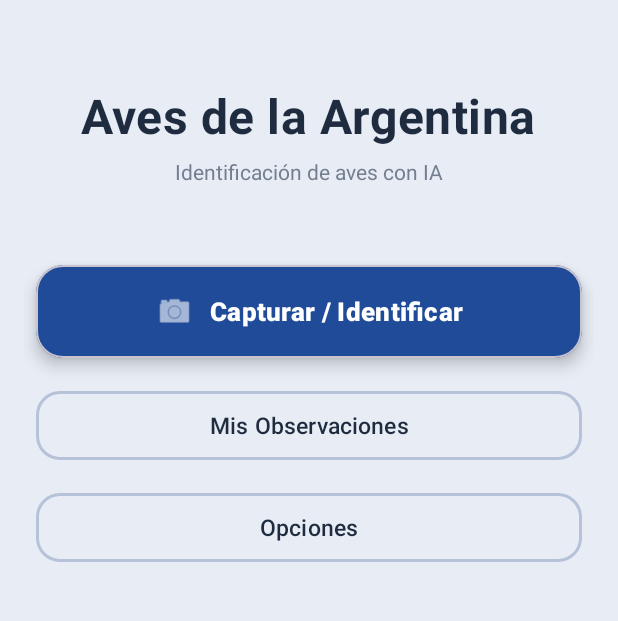
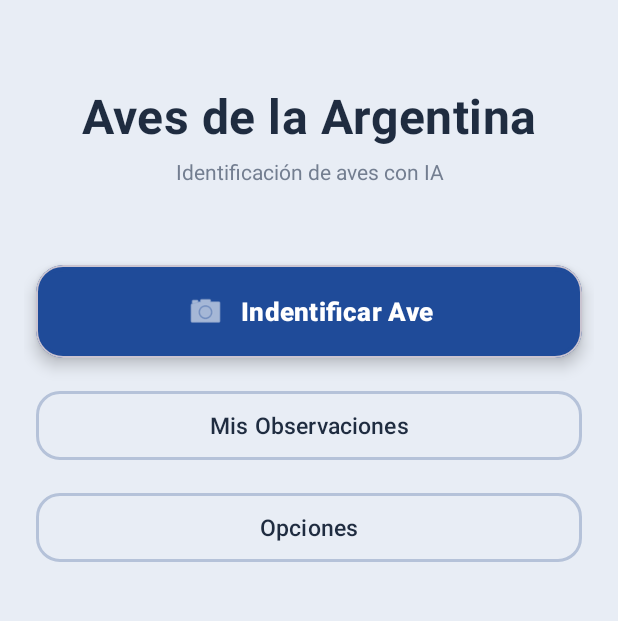
Before and after one commit to EnzoDHeredia/aves_argentinas_kotlin, an Android app: the screen it shows after launch (MainMenuActivity), on a phone screen of 412 x 824 dp, the part 491-1112 px from its top. Run offline under Robolectric (Android 15) with nearby library versions, the phone set to English and light mode, and no system bars.

Commit message:
cambio de modelo, ajustes en tamaños y colores

```diff
--- a/app/src/main/java/com/example/avesargentinas/BirdClassifier.kt
+++ b/app/src/main/java/com/example/avesargentinas/BirdClassifier.kt
@@ -21,7 +21,7 @@ class BirdClassifier(
 ) {
     companion object {
         private const val TAG = "BirdClassifier"
-        private const val MODEL_FILE = "birds_dynamic.tflite"
+        private const val MODEL_FILE = "birds_float32.tflite"
         private const val LABELS_FILE = "labels.txt"
         private const val LABELS_JSON_FILE = "labels_map.json"
 
--- a/app/src/main/java/com/example/avesargentinas/MainActivity.kt
+++ b/app/src/main/java/com/example/avesargentinas/MainActivity.kt
@@ -73,7 +73,7 @@ class MainActivity : BaseActivity() {
     private var currentImageUri: Uri? = null
 
     // Configuración
-    private val CONF_THRESH = 0.55f
+    private val CONF_THRESH = 0.65f
     private val MATRIX_CHANGE_DEBOUNCE_MS = 500L
 
     // Dependencias auxiliares
@@ -414,7 +414,7 @@ class MainActivity : BaseActivity() {
 
         // Cargar nombres comunes
         val commonNames = BirdLabelsManager.getCommonNamesArray(this)
-        val adapter = ArrayAdapter(this, android.R.layout.simple_dropdown_item_1line, commonNames)
+        val adapter = ArrayAdapter(this, R.layout.dropdown_item_bird, commonNames)
         autoComplete.setAdapter(adapter)
 
         var selectedScientificName: String? = null
--- a/app/src/main/res/layout/activity_main_menu.xml
+++ b/app/src/main/res/layout/activity_main_menu.xml
@@ -34,7 +34,7 @@
     <!-- Título y subtítulo -->
     <TextView
         android:id="@+id/txtAppTitle"
-        android:layout_width="wrap_content"
+        android:layout_width="match_parent"
         android:layout_height="wrap_content"
         android:layout_gravity="center"
         android:layout_marginTop="24dp"
@@ -42,17 +42,33 @@
         android:textColor="@color/text_primary"
         android:textSize="32sp"
         android:textStyle="bold"
-        android:letterSpacing="0.01" />
+        android:letterSpacing="0.01"
+        android:gravity="center"
+        android:maxLines="1"
+        android:autoSizeTextType="uniform"
+        android:autoSizeMinTextSize="20sp"
+        android:autoSizeMaxTextSize="32sp"
+        android:autoSizeStepGranularity="1sp"
+        android:paddingStart="8dp"
+        android:paddingEnd="8dp" />
 
     <TextView
-        android:layout_width="wrap_content"
+        android:layout_width="match_parent"
         android:layout_height="wrap_content"
         android:layout_gravity="center"
         android:layout_marginTop="6dp"
         android:text="Identificación de aves con IA"
         android:textColor="@color/text_secondary"
         android:textSize="14sp"
-        android:alpha="0.8" />
+        android:alpha="0.8"
+        android:gravity="center"
+        android:maxLines="1"
+        android:autoSizeTextType="uniform"
+        android:autoSizeMinTextSize="10sp"
+        android:autoSizeMaxTextSize="14sp"
+        android:autoSizeStepGranularity="1sp"
+        android:paddingStart="16dp"
+        android:paddingEnd="16dp" />
 
     <!-- Espaciador flexible medio -->
     <Space
@@ -75,7 +91,7 @@
             android:id="@+id/btnCapture"
             android:layout_width="match_parent"
             android:layout_height="62dp"
-            android:text="Capturar / Identificar"
+            android:text="Indentificar Ave"
             android:textSize="17sp"
             android:textStyle="bold"
             android:textColor="@color/brand_on_primary"
--- a/app/src/main/res/layout/dialog_bird_selector.xml
+++ b/app/src/main/res/layout/dialog_bird_selector.xml
@@ -35,7 +35,7 @@
         android:layout_width="match_parent"
         android:layout_height="wrap_content"
         android:layout_marginBottom="20dp"
-        app:cardBackgroundColor="@color/brand_primary_light"
+        app:cardBackgroundColor="@color/brand_surface_variant"
         app:cardCornerRadius="18dp"
         app:cardElevation="0dp"
         app:strokeColor="@color/brand_primary"
@@ -77,7 +77,7 @@
                     android:padding="12dp"
                     android:dropDownHeight="200dp"
                     android:dropDownVerticalOffset="0dp"
-                    android:popupBackground="@android:color/white"
+                    android:popupBackground="@color/brand_surface"
                     android:completionThreshold="1" />
             </com.google.android.material.textfield.TextInputLayout>
 
@@ -87,7 +87,7 @@
                 android:layout_height="wrap_content"
                 android:text="Nombre científico: -"
                 android:textSize="14sp"
-                android:textColor="@color/text_secondary"
+                android:textColor="@color/brand_primary"
                 android:textStyle="italic"
                 android:layout_marginTop="12dp"
                 android:gravity="center"
```
Also changed, not shown: app/src/main/res/layout/activity_observation_log.xml (+8 -1 lines), app/src/main/res/layout/dropdown_item_bird.xml (added, +16 -0 lines), app/src/main/assets/ejemplo.jpg (deleted), app/src/main/assets/pico_de_plata.jpg (deleted), 1 other file.
